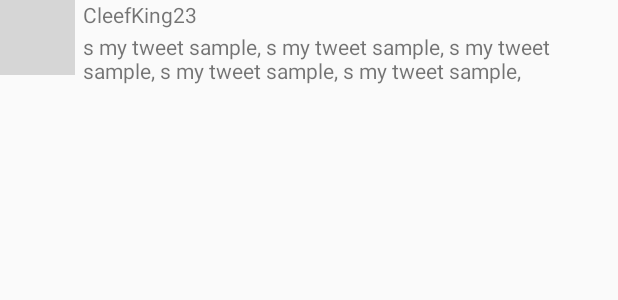
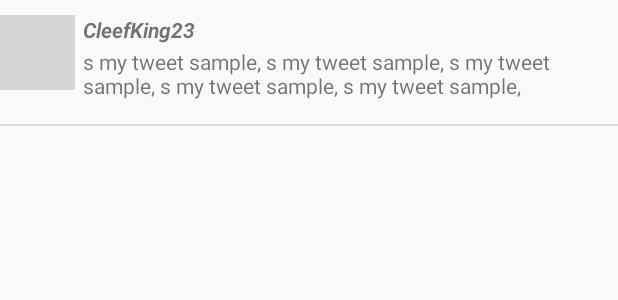
Before and after one commit to Sluckson/SimpleTweet-1, an Android app: the layout item_tweet.xml on its own in the app's theme, with its tools: preview values and no code run, on a phone screen of 412 x 824 dp. Shown: the top 300 px of the screen. Run offline under Robolectric (Android 15) with nearby library versions, the phone set to English and light mode, and no system bars; grey boxes are pictures that could not be loaded.

```diff
--- a/app/src/main/res/layout/activity_timeline.xml
+++ b/app/src/main/res/layout/activity_timeline.xml
@@ -20,6 +20,7 @@
             android:layout_width="match_parent"
             android:layout_height="match_parent">
 
+
     <androidx.recyclerview.widget.RecyclerView
         android:id="@+id/rvTweets"
         android:layout_width="match_parent"
@@ -30,12 +31,14 @@
         android:layout_marginTop="0dp" />
 
             <com.google.android.material.floatingactionbutton.FloatingActionButton
+                android:id="@+id/fab"
                 android:layout_width="wrap_content"
                 android:layout_height="wrap_content"
                 android:layout_gravity="bottom|right"
                 android:layout_margin="16dp"
                 android:src="@drawable/pen"
                 app:layout_anchor="@id/rvTweets"
+                app:backgroundTint="@color/primary"
                 app:layout_anchorGravity="bottom|right|end" />
 
         </androidx.coordinatorlayout.widget.CoordinatorLayout>
--- a/app/src/main/res/layout/item_tweet.xml
+++ b/app/src/main/res/layout/item_tweet.xml
@@ -12,7 +12,7 @@
         android:layout_alignParentStart="true"
         android:layout_alignParentTop="true"
         android:layout_marginStart="0dp"
-        android:layout_marginTop="0dp"
+        android:layout_marginTop="10dp"
         tools:srcCompat="@tools:sample/avatars" />
 
     <TextView
@@ -21,15 +21,16 @@
         android:layout_height="wrap_content"
         android:layout_alignParentTop="true"
         android:layout_marginStart="5dp"
-        android:layout_marginTop="0dp"
+        android:layout_marginTop="10dp"
+        android:textStyle="bold|italic"
         android:layout_toEndOf="@+id/ivProfileImage"
         android:text="TextView"
         tools:text="CleefKing23" />
 
     <TextView
         android:id="@+id/tvBody"
-        android:layout_width="wrap_content"
-        android:layout_height="wrap_content"
+        android:layout_width="352dp"
+        android:layout_height="36dp"
         android:layout_below="@+id/tvScreenName"
         android:layout_marginStart="5dp"
         android:layout_marginTop="2dp"
@@ -37,4 +38,14 @@
         android:autoLink="all"
         android:linksClickable="true"
         tools:text="s my tweet sample, s my tweet sample, s my tweet sample, s my tweet sample, s my tweet sample," />
+
+    <View
+        android:id="@+id/divider"
+        android:layout_width="match_parent"
+        android:layout_height="1dp"
+        android:layout_below="@+id/tvBody"
+        android:layout_alignParentStart="true"
+        android:layout_marginStart="0dp"
+        android:layout_marginTop="15dp"
+        android:background="?android:attr/listDivider" />
 </RelativeLayout>
--- a/app/src/main/res/menu/menu_main.xml
+++ b/app/src/main/res/menu/menu_main.xml
@@ -3,8 +3,8 @@
     xmlns:android="http://schemas.android.com/apk/res/android">
 
     <item
-        android:id="@+id/compose"
-        android:icon="@android:drawable/ic_menu_edit"
-        android:title="Compose"
+        android:id="@+id/twitterBird"
+        android:icon="@drawable/twt"
+        android:title="iconTwitter"
         app:showAsAction="always" />
 </menu>
--- /dev/null
+++ b/app/src/main/res/values/color.xml
@@ -0,0 +1,5 @@
+<?xml version="1.0" encoding="utf-8"?>
+<resources>
+    <color name="primary">#00acee</color>
+    <color name="primary_dark">#60a8c4</color>
+</resources>
--- a/app/src/main/res/values/strings.xml
+++ b/app/src/main/res/values/strings.xml
@@ -6,4 +6,5 @@
     <string name="intent_scheme">oauth</string>
     <string name="intent_host">cprest</string>
 
+
 </resources>
--- a/app/src/main/res/values/styles.xml
+++ b/app/src/main/res/values/styles.xml
@@ -6,6 +6,11 @@
             res/values-vXX/styles.xml, while customizations related to
             backward-compatibility can go here.
         -->
+        <!--   darker variant for the status bar and contextual app bars -->
+        <item name="colorPrimary">@color/primary</item>
+
+        <!--   darker variant for the status bar and contextual app bars -->
+        <item name="colorPrimaryDark">@color/primary_dark</item>
     </style>
 
     <!-- Application theme. -->
```
Also changed, not shown: app/src/main/java/com/codepath/apps/restclienttemplate/TimelineActivity.java (+23 -3 lines), app/src/main/res/drawable-xhdpi/ic_launcher.png (deleted), app/src/main/res/drawable-xhdpi/line_divider.png (added), app/src/main/res/drawable-xhdpi/pen.png, app/src/main/res/drawable-xhdpi/twt.png (added).
